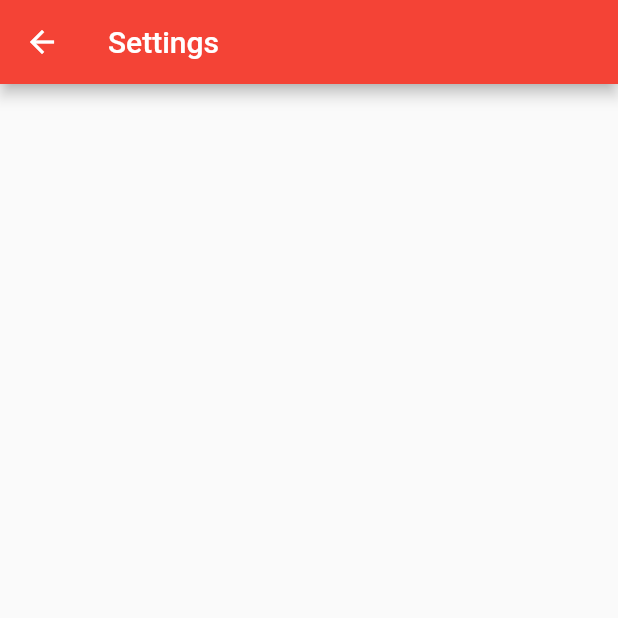
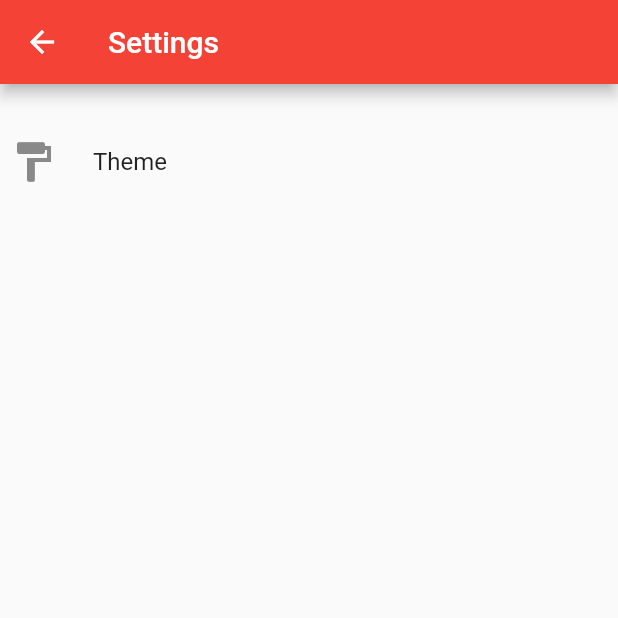
Before and after one commit to aadi-1024/project_app, a Flutter app: the SettingsRoute screen opened by its route, on a phone screen of 412 x 824 dp, the top half of it. Run offline on Flutter 3.47's test engine with Material 2 defaults, Android fonts, the phone set to English and light mode, and no system bars.

```diff
--- a/lib/drawer/navitem.dart
+++ b/lib/drawer/navitem.dart
@@ -13,7 +13,7 @@ class NavItem extends StatelessWidget {
           .map(
             (e) => ListTile(
               title: Text('  ' + e),
-                    onTap:() {
+              onTap: () {
                 //todo
               },
             ),
--- a/lib/settings/mainpage.dart
+++ b/lib/settings/mainpage.dart
@@ -1,5 +1,6 @@
 import 'package:flutter/material.dart';
 import '../brandbar.dart';
+import './settingslistitem.dart';
 
 class SettingsRoute extends StatelessWidget {
   const SettingsRoute({super.key});
@@ -7,7 +8,18 @@ class SettingsRoute extends StatelessWidget {
   @override
   Widget build(BuildContext context) {
     return Scaffold(
-      appBar: brandBar(const Text("Settings")),
+      appBar: brandBar(
+        const Text("Settings"),
+      ),
+      body: ListView(
+        children: [
+          SettingsListItem(
+            "Theme",
+            Icons.format_paint,
+            () {},
+          ),
+        ],
+      ),
     );
   }
 }
--- /dev/null
+++ b/lib/settings/settingslistitem.dart
@@ -0,0 +1,27 @@
+import 'package:flutter/material.dart';
+
+class SettingsListItem extends StatelessWidget {
+  final String label;
+  final IconData icon;
+  final void Function() onPressed;
+  const SettingsListItem(this.label, this.icon, this.onPressed, {super.key});
+
+  @override
+  Widget build(BuildContext context) {
+    return Container(
+      margin: const EdgeInsets.symmetric(vertical: 12.0),
+      child: ListTile(
+        contentPadding: const EdgeInsets.symmetric(
+          vertical: 12.0,
+          horizontal: 6.0,
+        ),
+        leading: Icon(
+          icon,
+          size: 32.0,
+        ),
+        title: Text(label),
+        onTap: onPressed,
+      ),
+    );
+  }
+}
```
Lines whose indentation alone changed are shown as unchanged.
